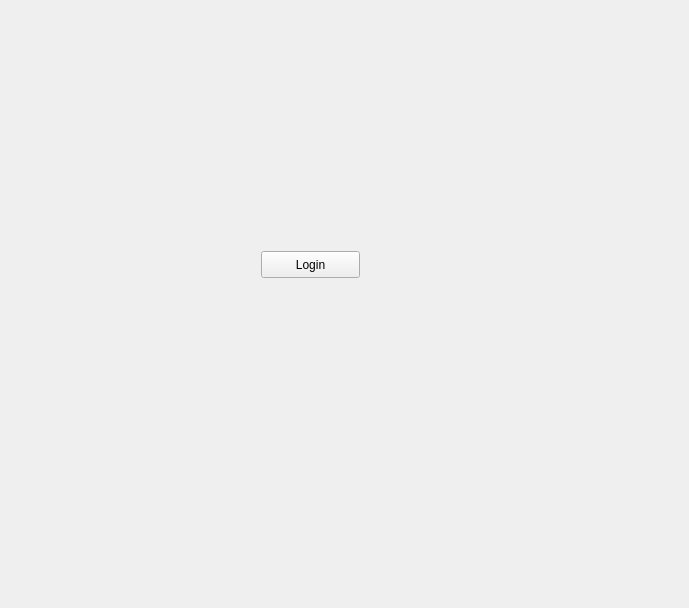
Above: title.ui from andrewreeman/staffGames before the change. Below: the same form after it.
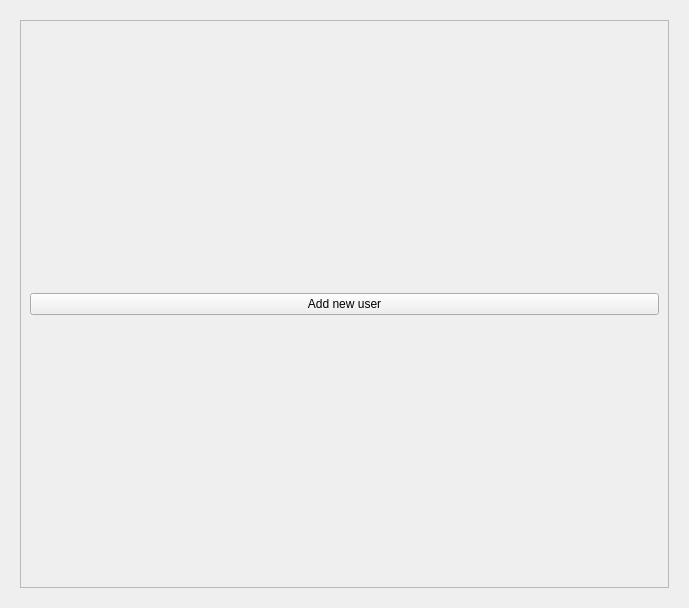
That is the form after the change. The open tabs and pages were chosen to show the change.

Commit message: Next: user settings with login screen. Then how to remove user!

What changed in the file:
```diff
--- a/title.ui
+++ b/title.ui
@@ -19,15 +19,15 @@
   <property name="windowTitle">
    <string>Form</string>
   </property>
-  <layout class="QVBoxLayout" name="verticalLayout_2">
-   <item>
-    <layout class="QVBoxLayout" name="verticalLayout">
+  <layout class="QVBoxLayout" name="verticalLayout_3">
      <item>
       <widget class="QStackedWidget" name="stackedWidget">
        <property name="currentIndex">
         <number>0</number>
        </property>
        <widget class="QWidget" name="page">
+      <layout class="QVBoxLayout" name="verticalLayout_2">
+       <item>
         <widget class="QPushButton" name="titleToLogin">
          <property name="geometry">
           <rect>
@@ -41,21 +41,38 @@
           <string>Push to start</string>
          </property>
         </widget>
+       </item>
+      </layout>
        </widget>
        <widget class="QWidget" name="page_2">
-        <widget class="QPushButton" name="loginToGames">
+      <layout class="QVBoxLayout" name="verticalLayout">
+       <item>
+        <widget class="QScrollArea" name="scrollArea">
+         <property name="widgetResizable">
+          <bool>true</bool>
+         </property>
+         <widget class="QWidget" name="scrollAreaWidgetContents">
          <property name="geometry">
           <rect>
-           <x>250</x>
-           <y>240</y>
-           <width>99</width>
-           <height>27</height>
-          </rect>
-         </property>
+            <x>0</x>
+            <y>0</y>
+            <width>651</width>
+            <height>570</height>
+           </rect>
+          </property>
+          <layout class="QVBoxLayout" name="verticalLayout_4">
+           <item>
+            <widget class="QPushButton" name="button_addUser">
          <property name="text">
-          <string>Login</string>
-         </property>
-        </widget>
+              <string>Add new user</string>
+             </property>
+            </widget>
+           </item>
+          </layout>
+         </widget>
+        </widget>
+       </item>
+      </layout>
        </widget>
        <widget class="QWidget" name="page_3">
         <layout class="QGridLayout" name="gridLayout">
@@ -69,8 +86,6 @@
         </layout>
        </widget>
       </widget>
-     </item>
-    </layout>
    </item>
   </layout>
  </widget>
```
Left out of the diff: 14 changed lines with no effect on the pictures. Lines whose indentation alone changed are shown as unchanged. The commit also changes 1 other file.
